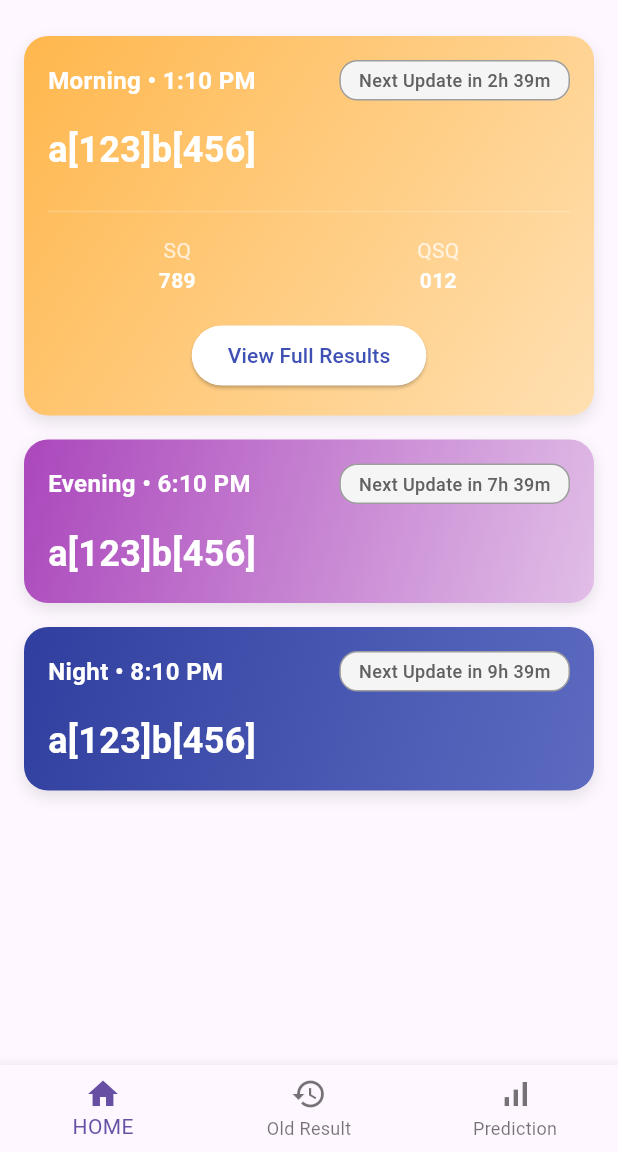
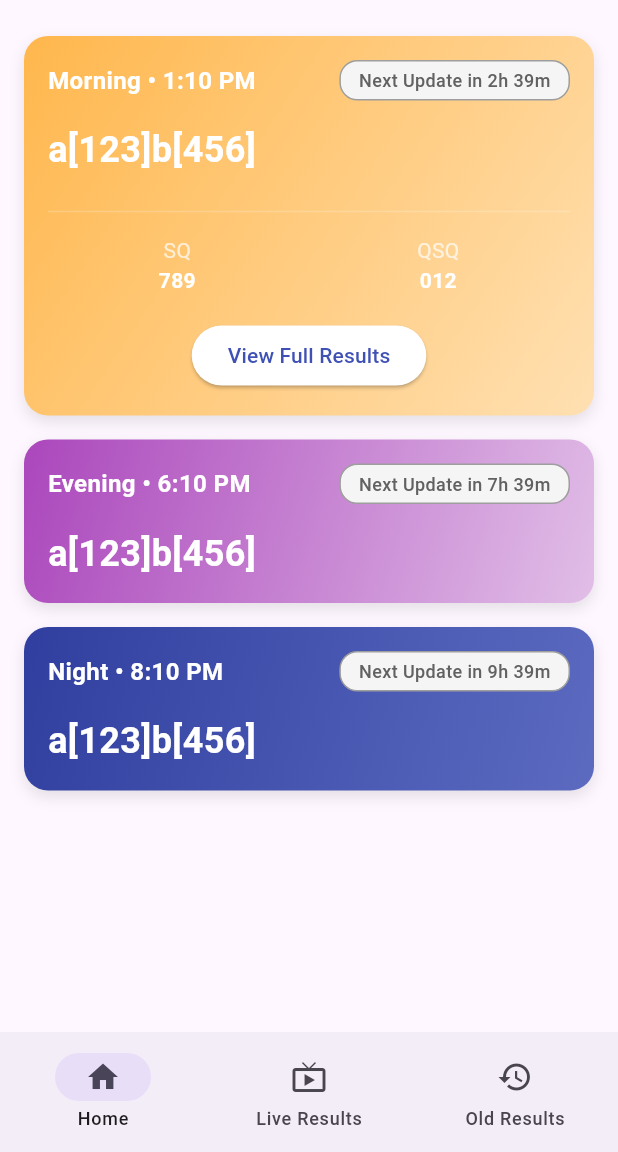
Before and after one commit to Navendu1/flutter_application_1, a Flutter app: the screen it shows after launch, after a tap on an icon or button, on a phone screen of 412 x 824 dp, the part 84-1236 px from its top. Run offline on Flutter 3.47's test engine with Material 3 defaults, Android fonts, the phone set to English and light mode, and no system bars; our stand-ins replace share_plus, webview_flutter; missing offline and left inert: webview_flutter_android.

Commit message:
add old results and live results screens with navigation integration

```diff
--- a/lib/home_screen.dart
+++ b/lib/home_screen.dart
@@ -4,6 +4,8 @@ import 'morning_result.dart';
 import 'evening_result.dart';
 import 'night_result.dart';
 import 'widgets/app_drawer.dart';
+import 'screens/live_results_screen.dart';
+import 'screens/old_results_screen.dart';
 
 class HomeScreen extends StatefulWidget {
   const HomeScreen({super.key});
@@ -16,6 +18,7 @@ class _HomeScreenState extends State<HomeScreen> {
   late String _timeString;
   Timer? _timer;
   final Map<String, bool> _expandedStates = {};
+  int _selectedIndex = 0;
 
   final Map<String, TimeOfDay> resultTimes = {
     'Morning': TimeOfDay(hour: 13, minute: 10),  // 1:10 PM
@@ -312,7 +315,10 @@ class _HomeScreenState extends State<HomeScreen> {
         ),
       ),
       drawer: AppDrawer(),
-      body: ListView(
+      body: IndexedStack(
+        index: _selectedIndex,
+        children: [
+          ListView(
         padding: EdgeInsets.symmetric(vertical: 16),
         children: [
           _buildLotteryResultCard(
@@ -354,21 +360,34 @@ class _HomeScreenState extends State<HomeScreen> {
               );
             },
           ),
+          ],
+          ),
+          const LiveResultsScreen(),
+          const OldResultsScreen(),
         ],
       ),
-      bottomNavigationBar: BottomNavigationBar(
-        items: const <BottomNavigationBarItem>[
-          BottomNavigationBarItem(
-            icon: Icon(Icons.home),
-            label: 'HOME',
+      bottomNavigationBar: NavigationBar(
+        selectedIndex: _selectedIndex,
+        onDestinationSelected: (int index) {
+          setState(() {
+            _selectedIndex = index;
+          });
+        },
+        destinations: const <NavigationDestination>[
+          NavigationDestination(
+            selectedIcon: Icon(Icons.home),
+            icon: Icon(Icons.home_outlined),
+            label: 'Home',
           ),
-          BottomNavigationBarItem(
-            icon: Icon(Icons.history),
-            label: 'Old Result',
+          NavigationDestination(
+            selectedIcon: Icon(Icons.live_tv),
+            icon: Icon(Icons.live_tv_outlined),
+            label: 'Live Results',
           ),
-          BottomNavigationBarItem(
-            icon: Icon(Icons.signal_cellular_alt),
-            label: 'Prediction',
+          NavigationDestination(
+            selectedIcon: Icon(Icons.history),
+            icon: Icon(Icons.history_outlined),
+            label: 'Old Results',
           ),
         ],
       ),
--- /dev/null
+++ b/lib/screens/live_results_screen.dart
@@ -0,0 +1,129 @@
+import 'package:flutter/material.dart';
+import 'package:webview_flutter/webview_flutter.dart';
+import 'package:webview_flutter_android/webview_flutter_android.dart';
+import 'package:flutter/services.dart';
+
+class LiveResultsScreen extends StatefulWidget {
+  const LiveResultsScreen({super.key});
+
+  @override
+  State<LiveResultsScreen> createState() => _LiveResultsScreenState();
+}
+
+class _LiveResultsScreenState extends State<LiveResultsScreen> {
+  late final WebViewController _controller;
+  bool isLoading = true;
+
+  @override
+  void initState() {
+    super.initState();
+
+    // Lock to portrait orientation for better video viewing
+    SystemChrome.setPreferredOrientations([
+      DeviceOrientation.portraitUp,
+      DeviceOrientation.portraitDown,
+    ]);
+
+    // Initialize WebView with enhanced settings
+    _controller = WebViewController()
+      ..setJavaScriptMode(JavaScriptMode.unrestricted)
+      ..setBackgroundColor(Colors.black)
+      ..enableZoom(false)
+      ..setNavigationDelegate(
+        NavigationDelegate(
+          onPageStarted: (String url) {
+            setState(() {
+              isLoading = true;
+            });
+          },
+          onPageFinished: (String url) {
+            setState(() {
+              isLoading = false;
+            });
+          },
+          onWebResourceError: (WebResourceError error) {
+            setState(() {
+              isLoading = false;
+            });
+            ScaffoldMessenger.of(context).showSnackBar(
+              SnackBar(
+                content: Text('Error loading stream: ${error.description}'),
+                action: SnackBarAction(
+                  label: 'Retry',
+                  onPressed: () {
+                    _loadHtmlFromAssets();
+                  },
+                ),
+              ),
+            );
+          },
+        ),
+      );
+
+    // Configure Android-specific settings
+    if (_controller.platform is AndroidWebViewController) {
+      AndroidWebViewController.enableDebugging(true);
+      (_controller.platform as AndroidWebViewController)
+        .setMediaPlaybackRequiresUserGesture(false);
+    }
+
+    _loadHtmlFromAssets();
+  }
+
+  Future<void> _loadHtmlFromAssets() async {
+    try {
+      String htmlContent = await rootBundle.loadString('assets/youtube_player.html');
+      await _controller.loadHtmlString(htmlContent, baseUrl: 'https://www.youtube.com');
+    } catch (e) {
+      if (mounted) {
+        ScaffoldMessenger.of(context).showSnackBar(
+          SnackBar(
+            content: Text('Error loading player: $e'),
+            backgroundColor: Colors.red,
+          ),
+        );
+      }
+    }
+  }
+
+  @override
+  void dispose() {
+    // Reset orientation when leaving the screen
+    SystemChrome.setPreferredOrientations([
+      DeviceOrientation.portraitUp,
+      DeviceOrientation.portraitDown,
+      DeviceOrientation.landscapeLeft,
+      DeviceOrientation.landscapeRight,
+    ]);
+    super.dispose();
+  }
+
+  @override
+  Widget build(BuildContext context) {
+    return Scaffold(
+      appBar: AppBar(
+        title: const Text('Live Stream'),
+        backgroundColor: Colors.indigo,
+        foregroundColor: Colors.white,
+      ),
+      body: SafeArea(
+        child: Container(
+          color: Colors.black,
+          child: Stack(
+            children: [
+              WebViewWidget(
+                controller: _controller,
+              ),
+              if (isLoading)
+                const Center(
+                  child: CircularProgressIndicator(
+                    valueColor: AlwaysStoppedAnimation<Color>(Colors.white),
+                  ),
+                ),
+            ],
+          ),
+        ),
+      ),
+    );
+  }
+}
--- /dev/null
+++ b/lib/screens/old_results_screen.dart
@@ -0,0 +1,14 @@
+import 'package:flutter/material.dart';
+
+class OldResultsScreen extends StatelessWidget {
+  const OldResultsScreen({super.key});
+
+  @override
+  Widget build(BuildContext context) {
+    return const Scaffold(
+      body: Center(
+        child: Text('Old Results Screen'),
+      ),
+    );
+  }
+}
```
Also changed, not shown: pubspec.yaml (+4 -67 lines), pubspec.lock, 1 other file.
